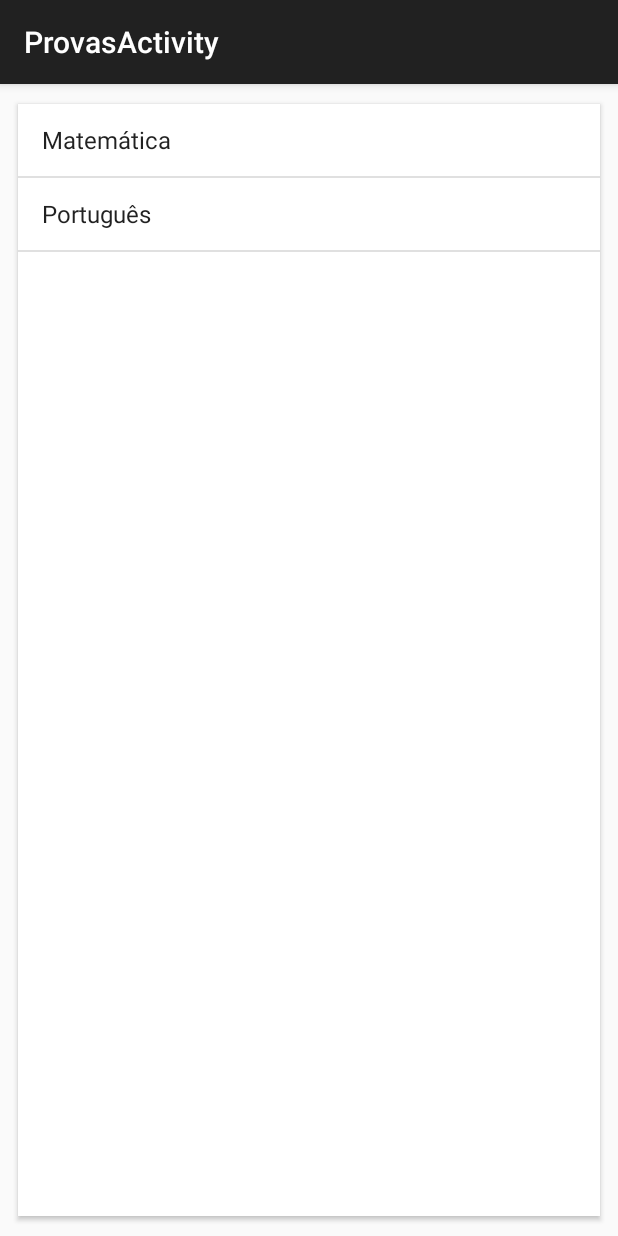
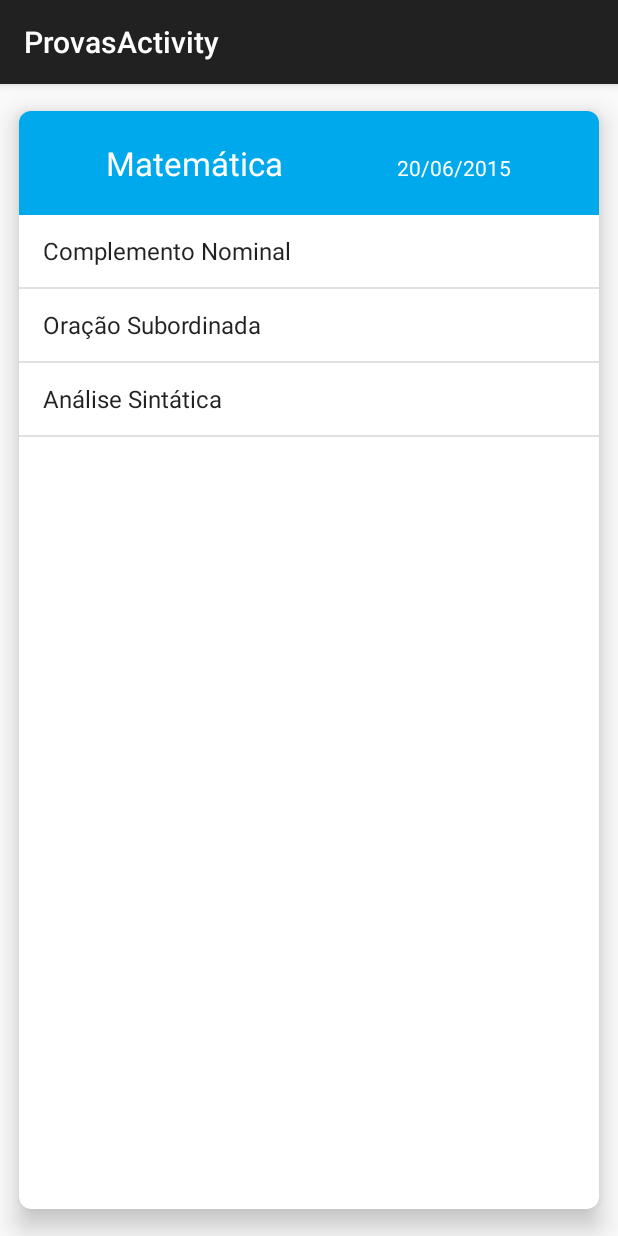
Before and after one commit to leandrodvd/ListaAlunos_Android, an Android app: the ListaProvasFragment screen opened directly, with no data from a screen before it, after a tap on "Matemática", on a phone screen of 412 x 824 dp. Run offline under Robolectric (Android 15) with nearby library versions, the phone set to English and light mode, and no system bars.

Commit message:
update ex 13

```diff
--- a/app/build.gradle
+++ b/app/build.gradle
@@ -23,4 +23,5 @@ dependencies {
     compile fileTree(include: ['*.jar'], dir: 'libs')
     compile 'com.android.support:appcompat-v7:21.0.3'
     compile 'com.android.support:cardview-v7:21.0.3'
+    compile 'com.google.android.gms:play-services:6.5.87'
 }
--- /dev/null
+++ b/app/src/main/java/br/com/caelum/listaalunos/DetalhesProvaFragment.java
@@ -0,0 +1,57 @@
+package br.com.caelum.listaalunos;
+
+
+import android.os.Bundle;
+import android.support.annotation.Nullable;
+import android.support.v4.app.Fragment;
+import android.view.LayoutInflater;
+import android.view.View;
+import android.view.ViewGroup;
+import android.widget.ArrayAdapter;
+import android.widget.ListView;
+import android.widget.TextView;
+
+import com.example.caelum.listaalunos.R;
+
+import br.com.caelum.listaalunos.modelo.Prova;
+
+/**
+ * Created by android5519 on 14/01/16.
+ */
+public class DetalhesProvaFragment extends Fragment {
+    private Prova prova;
+    TextView materia;
+    TextView data;
+    ListView topicos;
+
+    @Nullable
+    @Override
+    public View onCreateView(LayoutInflater inflater, ViewGroup parent, Bundle savedInstanceState) {
+        View view = inflater.inflate(R.layout.fragment_detalhes_prova,parent,false);
+        if(getArguments()!=null){
+            this.prova = (Prova) getArguments().getSerializable("prova");
+        }
+        buscaComponentes(view);
+        populaCamposComDados(prova);
+
+        return view;
+    }
+
+    private void buscaComponentes(View layout){
+        this.materia=(TextView) layout.findViewById(R.id.detalhe_prova_materia);
+        this.data=(TextView) layout.findViewById(R.id.detalhe_prova_data);
+        this.topicos = (ListView)layout.findViewById(R.id.detalhe_prova_topicos);
+    }
+
+
+    public void populaCamposComDados (Prova prova){
+        if(prova != null){
+            this.materia.setText(prova.getMateria());
+            this.data.setText(prova.getData());
+
+            ArrayAdapter<String> adapter = new ArrayAdapter<String>(getActivity(),
+                    android.R.layout.simple_list_item_1,prova.getTopicos());
+            this.topicos.setAdapter(adapter);
+        }
+    }
+}
--- a/app/src/main/java/br/com/caelum/listaalunos/ListaProvasFragment.java
+++ b/app/src/main/java/br/com/caelum/listaalunos/ListaProvasFragment.java
@@ -45,7 +45,9 @@ public class ListaProvasFragment extends Fragment {
             @Override
             public void onItemClick(AdapterView<?> parent, View view, int position, long id) {
                 Prova selecionada = (Prova) parent.getItemAtPosition(position);
-                Toast.makeText(getActivity(),"Prova selecionada: "+selecionada,Toast.LENGTH_LONG).show();
+
+                ProvasActivity calendarioProvas = (ProvasActivity) getActivity();
+                calendarioProvas.selecionaProva(selecionada);
             }
         });
 
--- a/app/src/main/java/br/com/caelum/listaalunos/ProvasActivity.java
+++ b/app/src/main/java/br/com/caelum/listaalunos/ProvasActivity.java
@@ -1,6 +1,10 @@
 package br.com.caelum.listaalunos;
 
 
+
+import android.os.PersistableBundle;
+import android.support.v4.app.Fragment;
+import android.support.v4.app.FragmentManager;
 import android.support.v4.app.FragmentTransaction;
 import android.support.v7.app.ActionBarActivity;
 import android.os.Bundle;
@@ -9,7 +13,11 @@ import android.view.MenuItem;
 
 import com.example.caelum.listaalunos.R;
 
+import br.com.caelum.listaalunos.modelo.Prova;
+
 public class ProvasActivity extends ActionBarActivity {
+    private Prova prova;
+
 
     @Override
     protected void onCreate(Bundle savedInstanceState) {
@@ -17,7 +25,13 @@ public class ProvasActivity extends ActionBarActivity {
         setContentView(R.layout.activity_provas);
 
         FragmentTransaction transaction = getSupportFragmentManager().beginTransaction();
-        transaction.replace(R.id.provas_view,new ListaProvasFragment());
+        if(isTablet()){
+            transaction.replace(R.id.provas_lista,new ListaProvasFragment());
+            transaction.replace(R.id.provas_detalhes,new DetalhesProvaFragment());
+        }else{
+            transaction.replace(R.id.provas_view,new ListaProvasFragment());
+        }
+
         transaction.commit();
 
     }
@@ -44,4 +58,45 @@ public class ProvasActivity extends ActionBarActivity {
 
         return super.onOptionsItemSelected(item);
     }
+
+    @Override
+    public void onSaveInstanceState(Bundle savedInstanceState) {
+        savedInstanceState.putSerializable("prova" ,this.prova);
+
+    }
+
+    @Override
+    protected void onRestoreInstanceState(Bundle savedInstanceState) {
+
+        this.prova = (Prova) savedInstanceState.getSerializable("prova");
+        if(prova!=null){
+            selecionaProva(prova);
+        }
+
+    }
+
+    private boolean isTablet(){
+        return getResources().getBoolean(R.bool.isTablet);
+    }
+
+    public void selecionaProva(Prova selecionada) {
+        this.prova = selecionada;
+        FragmentManager manager = getSupportFragmentManager();
+        if(isTablet()){
+            DetalhesProvaFragment  detalhesProva  = (DetalhesProvaFragment)manager.findFragmentById(R.id.provas_detalhes);
+            detalhesProva.populaCamposComDados(selecionada);
+        }
+        else{
+            Bundle argumentos = new Bundle();
+            argumentos.putSerializable("prova",selecionada);
+
+            DetalhesProvaFragment detalhesProva = new DetalhesProvaFragment();
+            detalhesProva.setArguments(argumentos);
+
+            FragmentTransaction transaction = manager.beginTransaction();
+            transaction.replace(R.id.provas_view,detalhesProva);
+            transaction.addToBackStack(null);
+            transaction.commit();
+        }
+    }
 }
--- /dev/null
+++ b/app/src/main/res/layout-xlarge-land/activity_provas.xml
@@ -0,0 +1,19 @@
+<?xml version="1.0" encoding="utf-8"?>
+<LinearLayout xmlns:android="http://schemas.android.com/apk/res/android"
+    xmlns:tools="http://schemas.android.com/tools"
+    android:layout_width="match_parent"
+    android:layout_height="match_parent"
+    android:orientation="horizontal">
+
+    <FrameLayout
+        android:id="@+id/provas_lista"
+        android:layout_width="0dp"
+        android:layout_height="match_parent"
+        android:layout_weight="1"></FrameLayout>
+    <FrameLayout
+        android:id="@+id/provas_detalhes"
+        android:layout_width="0dp"
+        android:layout_height="match_parent"
+        android:layout_weight="2"></FrameLayout>
+
+</LinearLayout>
--- /dev/null
+++ b/app/src/main/res/layout/activity_maps.xml
@@ -0,0 +1,5 @@
+<fragment xmlns:android="http://schemas.android.com/apk/res/android"
+    xmlns:tools="http://schemas.android.com/tools" android:layout_width="match_parent"
+    android:layout_height="match_parent" android:id="@+id/map"
+    tools:context="br.com.caelum.listaalunos.MapsActivity"
+    android:name="com.google.android.gms.maps.SupportMapFragment" />
--- /dev/null
+++ b/app/src/main/res/layout/fragment_detalhes_prova.xml
@@ -0,0 +1,46 @@
+<?xml version="1.0" encoding="utf-8"?>
+<android.support.v7.widget.CardView
+    xmlns:android="http://schemas.android.com/apk/res/android"
+    xmlns:card_view="http://schemas.android.com/apk/res-auto"
+    android:layout_width="match_parent"
+    android:layout_height="match_parent"
+    android:layout_gravity="center"
+    card_view:cardCornerRadius="8dp"
+    card_view:cardElevation="10dp"
+    card_view:cardUseCompatPadding="true">
+
+    <TableLayout
+        android:layout_width="match_parent"
+        android:layout_height="match_parent">
+
+        <TableRow
+            android:background="#00A8EC"
+            android:padding="20dp">
+
+            <TextView
+                android:id="@+id/detalhe_prova_materia"
+                android:layout_width="match_parent"
+                android:layout_height="wrap_content"
+                android:layout_weight="1"
+                android:gravity="center"
+                android:textColor="#FFF"
+                android:textSize="22sp" />
+
+            <TextView
+                android:id="@+id/detalhe_prova_data"
+                android:layout_width="match_parent"
+                android:layout_height="wrap_content"
+                android:layout_weight="1"
+                android:gravity="center"
+                android:textColor="#FFF" />
+
+        </TableRow>
+
+        <ListView
+            android:id="@+id/detalhe_prova_topicos"
+            android:layout_width="match_parent"
+            android:layout_height="match_parent" />
+
+    </TableLayout>
+
+</android.support.v7.widget.CardView>
--- /dev/null
+++ b/app/src/main/res/values-xlarge-land/bools.xml
@@ -0,0 +1,4 @@
+<?xml version="1.0" encoding="utf-8"?>
+<resources>
+    <bool name="isTablet">true</bool>
+</resources>
--- /dev/null
+++ b/app/src/main/res/values/bools.xml
@@ -0,0 +1,4 @@
+<?xml version="1.0" encoding="utf-8"?>
+<resources>
+    <bool name="isTablet">false</bool>
+</resources>
--- a/app/src/main/res/values/strings.xml
+++ b/app/src/main/res/values/strings.xml
@@ -6,5 +6,6 @@
     <string name="action_settings">Settings</string>
     <string name="title_activity_formulario">FormularioActivity</string>
     <string name="title_activity_provas">ProvasActivity</string>
+    <string name="title_activity_maps">Map</string>
 
 </resources>
```
Also changed, not shown: app/src/debug/res/values/google_maps_api.xml (added, +18 -0 lines), app/src/main/AndroidManifest.xml (+20 -0 lines), app/src/main/java/br/com/caelum/listaalunos/MapsActivity.java (added, +66 -0 lines), app/src/main/java/br/com/caelum/listaalunos/dao/AlunoDAO.java (+10 -3 lines), 2 other files.
